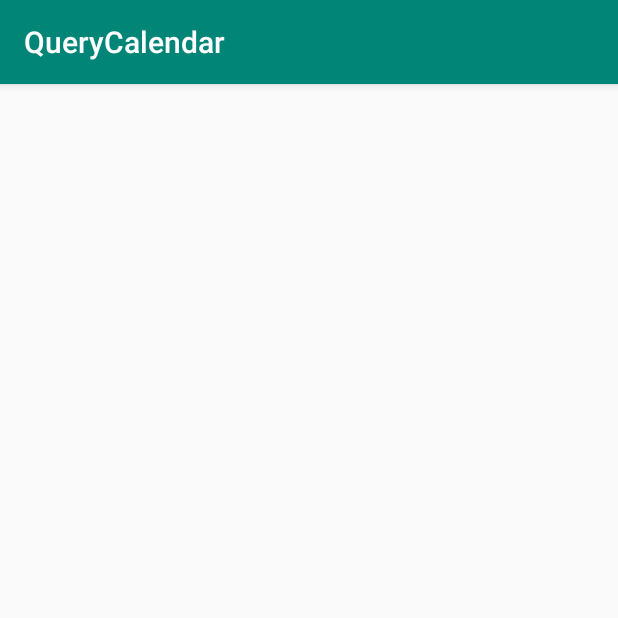
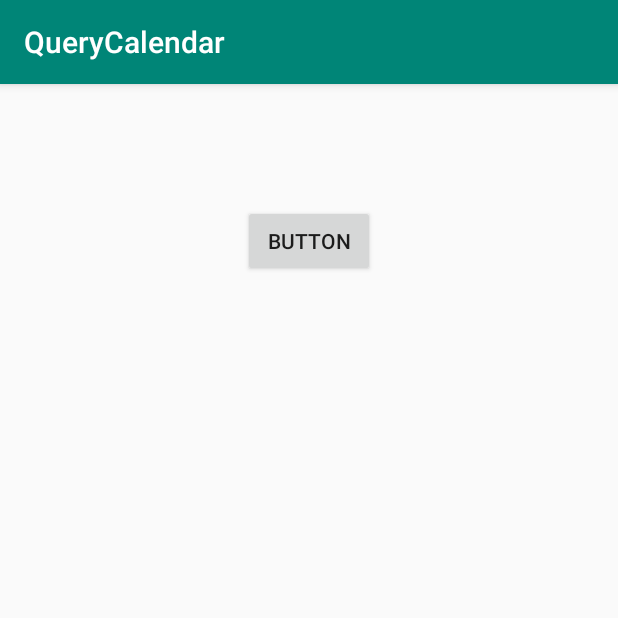
Before and after one commit to Jokerchao/AmateurPractice, an Android app built with Jetpack Compose: the CoroutinesTestActivity screen opened directly, with no data from a screen before it, on a phone screen of 412 x 824 dp, the top half of it. Run offline under Robolectric (Android 15) with nearby library versions, the phone set to English and light mode, and no system bars.

Commit message:
更新协程、parentDataModifier练习

```diff
--- a/app/src/main/res/layout/activity_coroutines_test.xml
+++ b/app/src/main/res/layout/activity_coroutines_test.xml
@@ -1,14 +1,28 @@
 <?xml version="1.0" encoding="utf-8"?>
-<LinearLayout xmlns:android="http://schemas.android.com/apk/res/android"
+<androidx.constraintlayout.widget.ConstraintLayout xmlns:android="http://schemas.android.com/apk/res/android"
     xmlns:app="http://schemas.android.com/apk/res-auto"
     xmlns:tools="http://schemas.android.com/tools"
     android:layout_width="match_parent"
     android:layout_height="match_parent"
     tools:context=".activity.CoroutinesTestActivity">
+
     <TextView
         android:id="@+id/tv_coroutines"
+        android:layout_width="match_parent"
+        android:layout_height="wrap_content"
         android:textSize="60sp"
-        android:layout_width="match_parent"
-        android:layout_height="wrap_content"/>
+        app:layout_constraintEnd_toEndOf="parent"
+        app:layout_constraintStart_toStartOf="parent"
+        app:layout_constraintTop_toTopOf="parent" />
 
-</LinearLayout>
+    <Button
+        android:id="@+id/btn_start"
+        android:layout_width="wrap_content"
+        android:layout_height="wrap_content"
+        android:layout_weight="1"
+        android:text="Button"
+        app:layout_constraintEnd_toEndOf="parent"
+        app:layout_constraintStart_toStartOf="parent"
+        app:layout_constraintTop_toBottomOf="@+id/tv_coroutines" />
+
+</androidx.constraintlayout.widget.ConstraintLayout>
```
Also changed, not shown: app/src/main/java/com/kraos/querycalendar/activity/ComposeTestActivity.kt (+30 -1 lines), app/src/main/java/com/kraos/querycalendar/activity/CoroutinesTestActivity.kt (+80 -8 lines).
